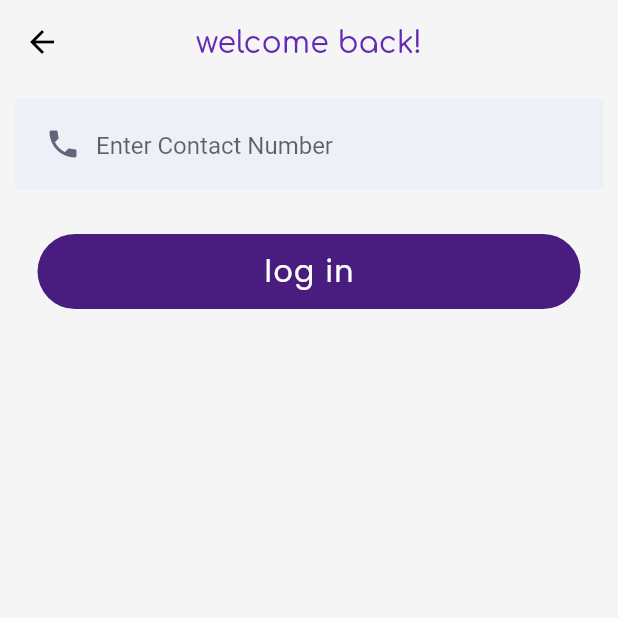
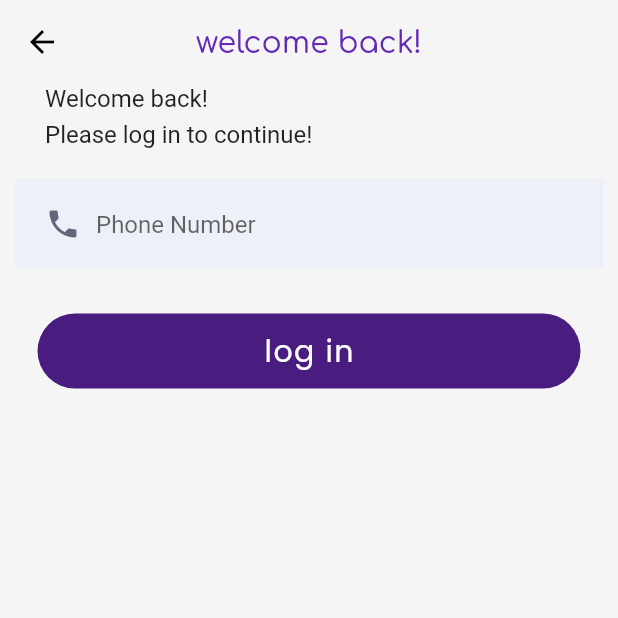
Before and after one commit to Nirmal123K/trueaddresser, a Flutter app: the UserLogin screen opened directly, on a phone screen of 412 x 824 dp, the top half of it. Run offline on Flutter 3.47's test engine with Material 2 defaults, Android fonts, the phone set to English and light mode, and no system bars; our stand-ins replace cloud_firestore, connectivity_plus, firebase_auth, firebase_core, flutter_icons, flutter_slidable and 5 more; missing offline and left inert: maps_launcher; accounts and stored records are empty.

```diff
--- a/lib/presenation/screens/HomeScreen.dart
+++ b/lib/presenation/screens/HomeScreen.dart
@@ -59,6 +59,8 @@ class _HomeScreenState extends State<HomeScreen> {
                         color: HexColor("#491d7f"),
                       );
                       this.customAppBar = CustomTextFiled(
+                        textEditingController: null,
+                        textInputype: TextInputType.number,
                         hintText: "search here",
                         onChange: (val) {
                           setState(() {
--- a/lib/presenation/screens/user_login.dart
+++ b/lib/presenation/screens/user_login.dart
@@ -16,6 +16,7 @@ class _UserLoginState extends State<UserLogin> {
   var phone;
 
   // login() async {
+  //
   //   if (formkey.currentState.validate()) {
   //     //formkey.currentState.save();
   //     showLoaderDialog(context);
@@ -44,7 +45,7 @@ class _UserLoginState extends State<UserLogin> {
 
   login() async {
     var validate = formkey.currentState.validate();
-    print("validate ois $validate");
+
     if (formkey.currentState.validate()) {
       setState(() {
         _isLoading = true;
@@ -96,29 +97,50 @@ class _UserLoginState extends State<UserLogin> {
                 Navigator.of(context).pop();
               }),
         ),
-        body:  _isLoading
+        body: _isLoading
             ? Container(
                 child: Center(
                   child: CircularProgressIndicator(),
                 ),
               )
-            :  Form(
+            : Form(
                 key: formkey,
+                child: Container(
                   child: Column(
                     children: [
+                      Align(
+                          alignment: Alignment.topLeft,
+                          child: Padding(
+                            padding: const EdgeInsets.symmetric(horizontal: 30),
+                            child: Text(
+                              "Welcome back!",
+                              style: GoogleFonts.roboto(fontSize: 16),
+                            ),
+                          )),
+                      SizedBox(
+                        height: 05,
+                      ),
+                      Align(
+                          alignment: Alignment.topLeft,
+                          child: Padding(
+                            padding: const EdgeInsets.symmetric(horizontal: 30),
+                            child: Text("Please log in to continue!",
+                                style: GoogleFonts.roboto(fontSize: 16)),
+                          )),
+                      SizedBox(height: 10),
                       CustomTextFiled(
-                  hintText: "Enter Contact Number",
+                        hintText: "Phone Number",
                         onChange: (value) {},
                         validator: (value) {
                           setState(() {
                             if (value.isEmpty) {
                               _scaffoldKey.currentState.showSnackBar(
-                            errorSnakBar("Please enter contact number first."));
-                        return null;
+                                  errorSnakBar("Phone Number is Empty"));
+                              return 'phone number is empty';
                             } else if (value.length != 10) {
                               _scaffoldKey.currentState.showSnackBar(
-                            errorSnakBar("Please enter valid contact number"));
-                        return null;
+                                  errorSnakBar("Phone Number is not valid"));
+                              return 'phone number is empty';
                             } else {
                               return null;
                             }
@@ -136,6 +158,7 @@ class _UserLoginState extends State<UserLogin> {
                   ),
                 ),
               ),
+      ),
     );
   }
 
--- a/pubspec.yaml
+++ b/pubspec.yaml
@@ -36,6 +36,7 @@ dependencies:
   google_sign_in: ^4.5.9
   maps_launcher: ^2.0.0
   provider: ^4.3.2+3
+  share: ^2.0.1
   shared_preferences: ^0.5.12+4
 
 dev_dependencies:
```
Also changed, not shown: lib/logic/auth_service.dart (+11 -0 lines), lib/presenation/custom ui/CustomUserCard.dart (+15 -39 lines), lib/presenation/screens/UserProfile.dart (+8 -0 lines), pubspec.lock. Lines whose indentation alone changed are shown as unchanged.
